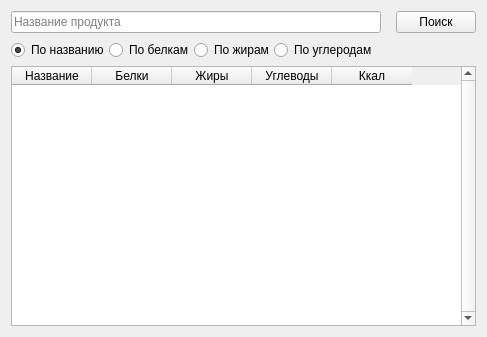
Galoev/nutritionist-helper, file project/forms/Product_seach.ui: the form before one commit.
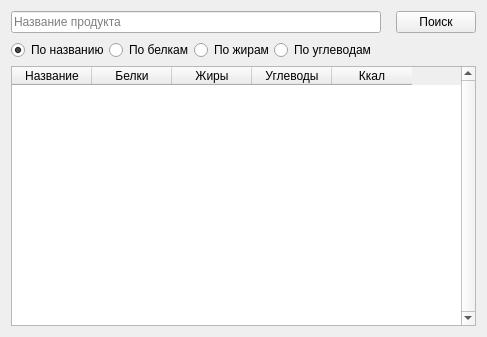
The form after the commit.

Commit message: Были исправлены названия форм Убраны валидаторы, чтобы можно было написать любое название Исправлено слов "По углеродам" на "По углеводам" в формах поиска Исправлена начальная форма поска в форме поиска Активности, вместо поиска по диапазону, по умолчанию теперь поиск по названию Добавлена логика незватающия для формы редактирования Рецептов, также форма рецептов дублирует/перенаправляет сигнлы от формы поиска продуктов

Patch:
```diff
--- a/project/forms/Product_seach.ui
+++ b/project/forms/Product_seach.ui
@@ -136,7 +136,7 @@
      <item>
       <widget class="QRadioButton" name="radioButton_carbohydratesSearch">
        <property name="text">
-        <string>По углеродам</string>
+        <string>По углеводам</string>
        </property>
       </widget>
      </item>
```
Left out of the diff: 2 changed lines with no effect on the pictures. The commit also changes 17 other files.
